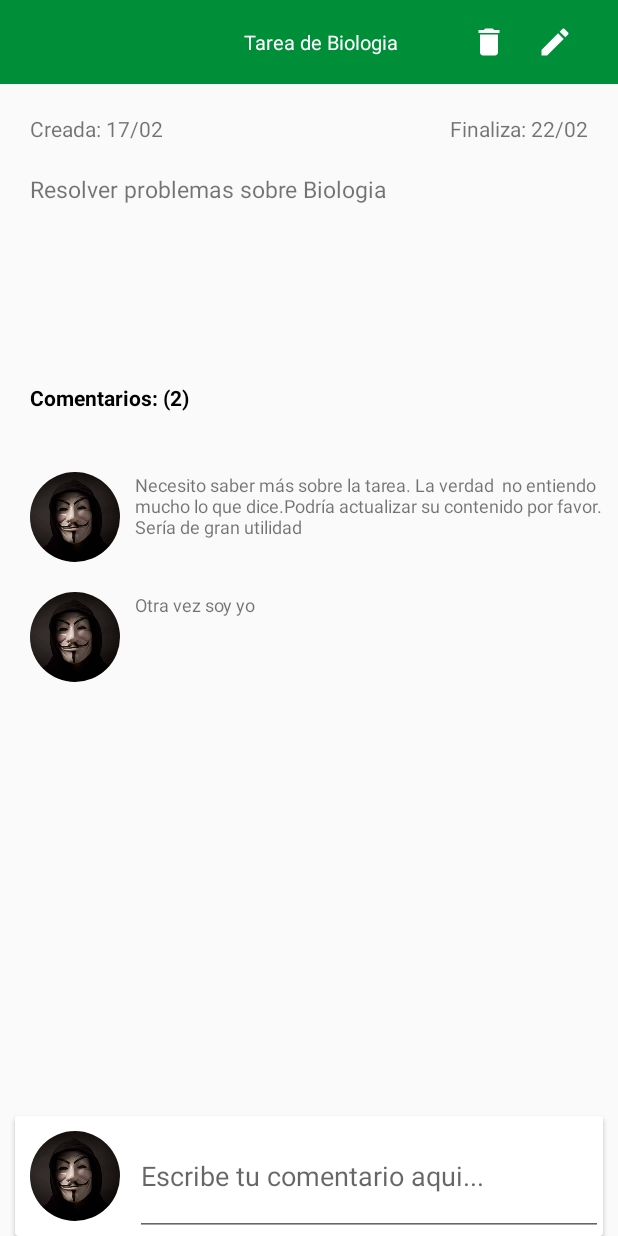
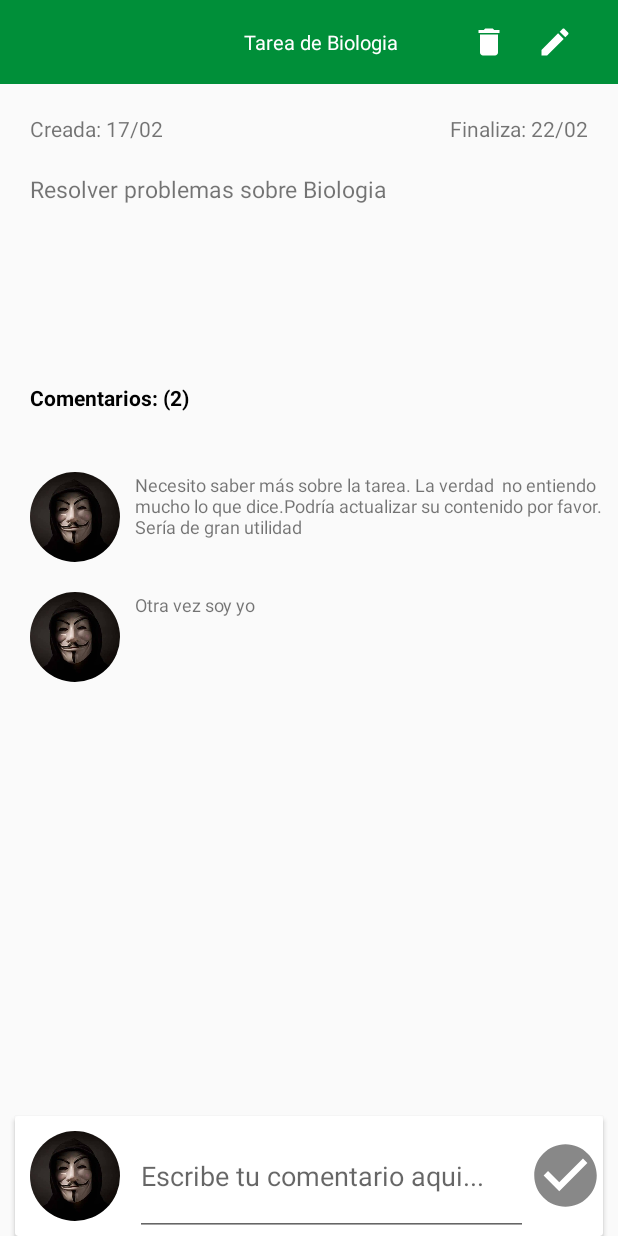
Before and after one commit to JeanpierreSaldivar/PruebaTecnica, an Android app: the DetalleTareaActivity screen opened directly, with no data from a screen before it, on a phone screen of 412 x 824 dp. Run offline under Robolectric (Android 15) with nearby library versions, the phone set to English and light mode, and no system bars; our stand-ins replace CircleImageView, Room's generated code.

Commit message:
falta actualizar tarea

```diff
--- a/app/src/main/java/com/saldivar/pruebatecnica/activityDetalleTarea/DetalleTareaActivity.kt
+++ b/app/src/main/java/com/saldivar/pruebatecnica/activityDetalleTarea/DetalleTareaActivity.kt
@@ -1,27 +1,84 @@
 package com.saldivar.pruebatecnica.activityDetalleTarea
 
+import android.content.Intent
 import androidx.appcompat.app.AppCompatActivity
 import android.os.Bundle
+import android.view.LayoutInflater
+import android.view.View
 import androidx.fragment.app.Fragment
 import com.saldivar.pruebatecnica.R
 import com.saldivar.pruebatecnica.activityDetalleTarea.fragment.ListComentariosFragment
+import com.saldivar.pruebatecnica.activityDetalleTarea.fragment.ListComentariosFragmentPresenter
+import com.saldivar.pruebatecnica.activityDetalleTarea.fragment.ListComentariosFragmentPresenterInterface
+import com.saldivar.pruebatecnica.activityDetalleTarea.fragment.ListComentariosFragmentViewInterface
+import com.saldivar.pruebatecnica.activityMain.MainActivity
 import com.saldivar.pruebatecnica.activityMain.fragment.ListTareasFragment
+import com.saldivar.pruebatecnica.db.Comentarios
+import com.saldivar.pruebatecnica.herramientaObservador
+import com.saldivar.pruebatecnica.searchAutomaticSaldivar
 import kotlinx.android.synthetic.main.activity_detalle_tarea.*
 
-class DetalleTareaActivity : AppCompatActivity() {
+class DetalleTareaActivity : AppCompatActivity(), View.OnClickListener,
+    DetalleTareaActivityViewInterface {
+    private lateinit var presenter: DetalleTareaActivityPresenterInterface
     override fun onCreate(savedInstanceState: Bundle?) {
         super.onCreate(savedInstanceState)
         setContentView(R.layout.activity_detalle_tarea)
         supportActionBar!!.hide()
         iu()
+        presenter = DetalleTareaActivityPresenter(this)
         openFragment(ListComentariosFragment.newInstance())
+        searchAutomaticSaldivar(::repetitiveTask,::successTask)
     }
 
+    override fun onBackPressed() {
+        startActivity(Intent(this@DetalleTareaActivity, MainActivity::class.java))
+            overridePendingTransition(
+            R.anim.right_in, R.anim.right_out
+        )
+        finish()
+    }
     private fun iu() {
         textViewToolbar.text = DatosTareaElegidaDetalle.titulo
         creacionDetalle.text = "Creada: ${DatosTareaElegidaDetalle.creacion}"
         finalizacionDetalle.text = "Finaliza: ${DatosTareaElegidaDetalle.finalizacion}"
         descricionDetalle.text = DatosTareaElegidaDetalle.detalle
+        check.setOnClickListener(this)
+        edit.setOnClickListener(this)
+    }
+
+    override fun onClick(v: View?) {
+        when(v?.id){
+            R.id.check->{
+                val dato = comentario_new.text.toString()
+                if(dato.isNotEmpty()){
+                    val list = mutableListOf<Comentarios>()
+                    val objectComentario = Comentarios(0,DatosTareaElegidaDetalle.id,
+                    "anonimus",dato)
+                    list.add(0,objectComentario)
+                    presenter.insertarComentarioBD(this,list)
+                    val fragment = ListComentariosFragment()
+                    fragment.consultar(this)
+                    comentario_new.setText("")
+                    comentario_new.clearFocus()
+
+                }
+            }
+            R.id.edit->{
+                com.saldivar.pruebatecnica.showDialog(dialog(),this)
+            }
+        }
+    }
+
+
+    private fun successTask() {
+        check.backgroundTintList = resources.getColorStateList(R.color.teal_700)
+        searchAutomaticSaldivar(::repetitiveTask,::successTask)
+    }
+
+    private fun repetitiveTask() {
+        check.backgroundTintList = resources.getColorStateList(R.color.gris)
+        herramientaObservador.comentarioEnProceso = comentario_new.text.toString()
     }
 
     private fun openFragment(fragment: Fragment){
@@ -29,4 +86,7 @@ class DetalleTareaActivity : AppCompatActivity() {
             replace(R.id.container_comentarios,fragment)
             addToBackStack(null)
             commit() }}
+
+    private fun dialog() = LayoutInflater.from(this).
+    inflate(R.layout.alert_dialog_nueva_tarea, this.findViewById(R.id.alertNuevaTarea))
 }
--- /dev/null
+++ b/app/src/main/java/com/saldivar/pruebatecnica/activityDetalleTarea/DetalleTareaActivityModel.kt
@@ -0,0 +1,14 @@
+package com.saldivar.pruebatecnica.activityDetalleTarea
+
+import android.content.Context
+import com.saldivar.pruebatecnica.db.Comentarios
+import com.saldivar.pruebatecnica.db.RoomDB
+
+class DetalleTareaActivityModel(private  val presenter: DetalleTareaActivityPresenterInterface):
+    DetalleTareaActivityModelInterface {
+    override fun insertarComentarioBD(context: Context, list:MutableList<Comentarios>) {
+        for (i in 0 until list.size){
+            RoomDB.getDataBase(context).roomDAO().insertComentario(list[i])
+        }
+    }
+}
--- /dev/null
+++ b/app/src/main/java/com/saldivar/pruebatecnica/activityDetalleTarea/DetalleTareaActivityModelInterface.kt
@@ -0,0 +1,8 @@
+package com.saldivar.pruebatecnica.activityDetalleTarea
+
+import android.content.Context
+import com.saldivar.pruebatecnica.db.Comentarios
+
+interface DetalleTareaActivityModelInterface {
+    fun insertarComentarioBD(context: Context, list:MutableList<Comentarios>)
+}
--- /dev/null
+++ b/app/src/main/java/com/saldivar/pruebatecnica/activityDetalleTarea/DetalleTareaActivityPresenter.kt
@@ -0,0 +1,20 @@
+package com.saldivar.pruebatecnica.activityDetalleTarea
+
+import android.content.Context
+import com.saldivar.pruebatecnica.activityDetalleTarea.fragment.ListComentariosFragmentModel
+import com.saldivar.pruebatecnica.activityDetalleTarea.fragment.ListComentariosFragmentModelInterface
+import com.saldivar.pruebatecnica.activityDetalleTarea.fragment.ListComentariosFragmentPresenterInterface
+import com.saldivar.pruebatecnica.activityDetalleTarea.fragment.ListComentariosFragmentViewInterface
+import com.saldivar.pruebatecnica.db.Comentarios
+
+class DetalleTareaActivityPresenter(private val view: DetalleTareaActivityViewInterface) :
+    DetalleTareaActivityPresenterInterface {
+    private val model: DetalleTareaActivityModelInterface
+    init {
+        model = DetalleTareaActivityModel(this)
+    }
+
+    override fun insertarComentarioBD(context: Context, list:MutableList<Comentarios>) {
+        model.insertarComentarioBD(context,list)
+    }
+}
--- /dev/null
+++ b/app/src/main/java/com/saldivar/pruebatecnica/activityDetalleTarea/DetalleTareaActivityPresenterInterface.kt
@@ -0,0 +1,8 @@
+package com.saldivar.pruebatecnica.activityDetalleTarea
+
+import android.content.Context
+import com.saldivar.pruebatecnica.db.Comentarios
+
+interface DetalleTareaActivityPresenterInterface {
+    fun insertarComentarioBD(context: Context, list:MutableList<Comentarios>)
+}
--- /dev/null
+++ b/app/src/main/java/com/saldivar/pruebatecnica/activityDetalleTarea/DetalleTareaActivityViewInterface.kt
@@ -0,0 +1,4 @@
+package com.saldivar.pruebatecnica.activityDetalleTarea
+
+interface DetalleTareaActivityViewInterface {
+}
--- a/app/src/main/java/com/saldivar/pruebatecnica/activityDetalleTarea/fragment/ListComentariosFragment.kt
+++ b/app/src/main/java/com/saldivar/pruebatecnica/activityDetalleTarea/fragment/ListComentariosFragment.kt
@@ -36,7 +36,7 @@ class ListComentariosFragment : Fragment(),ListComentariosFragmentViewInterface
         return rootview
     }
 
-    private fun consultar(context: Context) {
+    internal fun consultar(context: Context) {
         presenter.getAllComentarios(context,DatosTareaElegidaDetalle.id)
     }
 
--- a/app/src/main/java/com/saldivar/pruebatecnica/db/RoomDao.kt
+++ b/app/src/main/java/com/saldivar/pruebatecnica/db/RoomDao.kt
@@ -1,9 +1,6 @@
 package com.saldivar.pruebatecnica.db
 
-import androidx.room.Dao
-import androidx.room.Delete
-import androidx.room.Insert
-import androidx.room.Query
+import androidx.room.*
 
 @Dao
 interface RoomDao {
@@ -29,4 +26,5 @@ interface RoomDao {
 
     @Query("SELECT * FROM comentarios where id_tarea = :id")
     fun getAllComentarios(id:Int):List<Comentarios>
+
 }
--- /dev/null
+++ b/app/src/main/java/com/saldivar/pruebatecnica/herramientaObservador.kt
@@ -0,0 +1,6 @@
+package com.saldivar.pruebatecnica
+
+object herramientaObservador {
+    var comentarioEnProceso:String =""
+    var comentarioFinalizado:String=""
+}
--- /dev/null
+++ b/app/src/main/res/drawable/ic_baseline_check_circle_24.xml
@@ -0,0 +1,10 @@
+<vector xmlns:android="http://schemas.android.com/apk/res/android"
+    android:width="24dp"
+    android:height="24dp"
+    android:viewportWidth="24"
+    android:viewportHeight="24"
+    android:tint="?attr/colorControlNormal">
+  <path
+      android:fillColor="@android:color/white"
+      android:pathData="M12,2C6.48,2 2,6.48 2,12s4.48,10 10,10 10,-4.48 10,-10S17.52,2 12,2zM10,17l-5,-5 1.41,-1.41L10,14.17l7.59,-7.59L19,8l-9,9z"/>
+</vector>
--- a/app/src/main/res/layout/activity_detalle_tarea.xml
+++ b/app/src/main/res/layout/activity_detalle_tarea.xml
@@ -134,12 +134,22 @@
                     app:layout_constraintTop_toTopOf="parent" />
 
                 <EditText
+                    android:id="@+id/comentario_new"
                     android:layout_width="match_parent"
                     android:layout_height="match_parent"
+                    android:layout_weight="1"
+                    android:clickable="true"
                     android:layout_gravity="center"
                     android:singleLine="false"
                     android:hint="Escribe tu comentario aqui..."
                     app:layout_constraintStart_toEndOf="@+id/circleImageView" />
+                <ImageView
+                    android:layout_gravity="center"
+                    android:id="@+id/check"
+                    android:background="@drawable/ic_baseline_check_circle_24"
+                    android:backgroundTint="#77000000"
+                    android:layout_width="50dp"
+                    android:layout_height="50dp"/>
             </LinearLayout>
         </androidx.cardview.widget.CardView>
 
--- a/app/src/main/res/values/colors.xml
+++ b/app/src/main/res/values/colors.xml
@@ -8,4 +8,5 @@
     <color name="black">#FF000000</color>
     <color name="white">#FFFFFFFF</color>
     <color name="verde">#008f39</color>
+    <color name="gris">#77000000</color>
 </resources>
```
Also changed, not shown: app/src/main/java/com/saldivar/pruebatecnica/ExtensionFunction.kt (+34 -2 lines), app/src/main/res/layout/alert_dialog_nueva_tarea.xml (+6 -5 lines).
